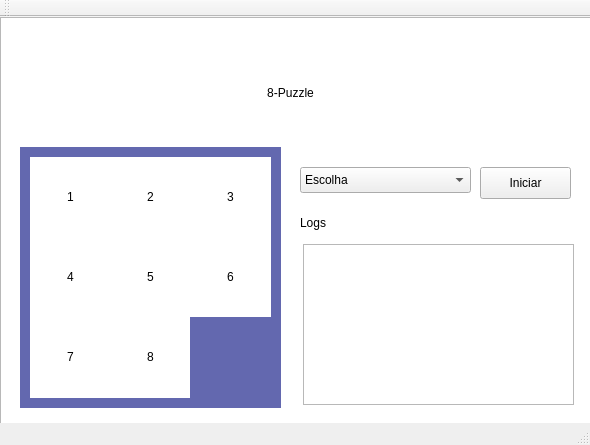
Old version of the form src/principal.ui in the repository glaucomunsberg/hall9000.
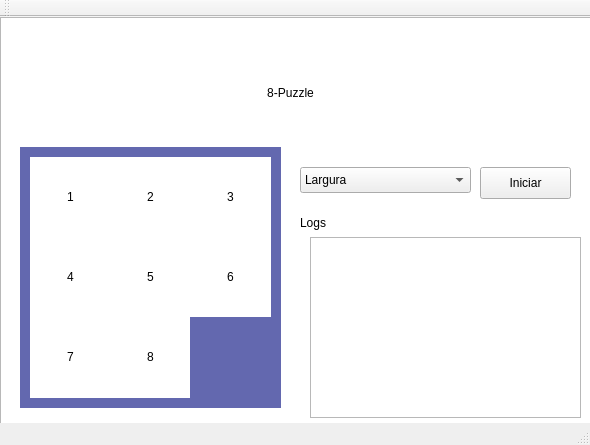
New version of the form.

The edit to the form file:
```diff
--- a/src/principal.ui
+++ b/src/principal.ui
@@ -57,11 +57,6 @@
     <property name="styleSheet">
      <string notr="true">font: 14pt &quot;DIN Light&quot;;</string>
     </property>
-    <item>
-     <property name="text">
-      <string>Escolha</string>
-     </property>
-    </item>
     <item>
      <property name="text">
       <string>Largura</string>
@@ -396,13 +391,13 @@
      <set>Qt::AlignCenter</set>
     </property>
    </widget>
-   <widget class="QPlainTextEdit" name="text_log">
+   <widget class="QTextEdit" name="text_log">
     <property name="geometry">
      <rect>
-      <x>303</x>
-      <y>227</y>
+      <x>310</x>
+      <y>220</y>
       <width>271</width>
-      <height>161</height>
+      <height>181</height>
      </rect>
     </property>
    </widget>
```
